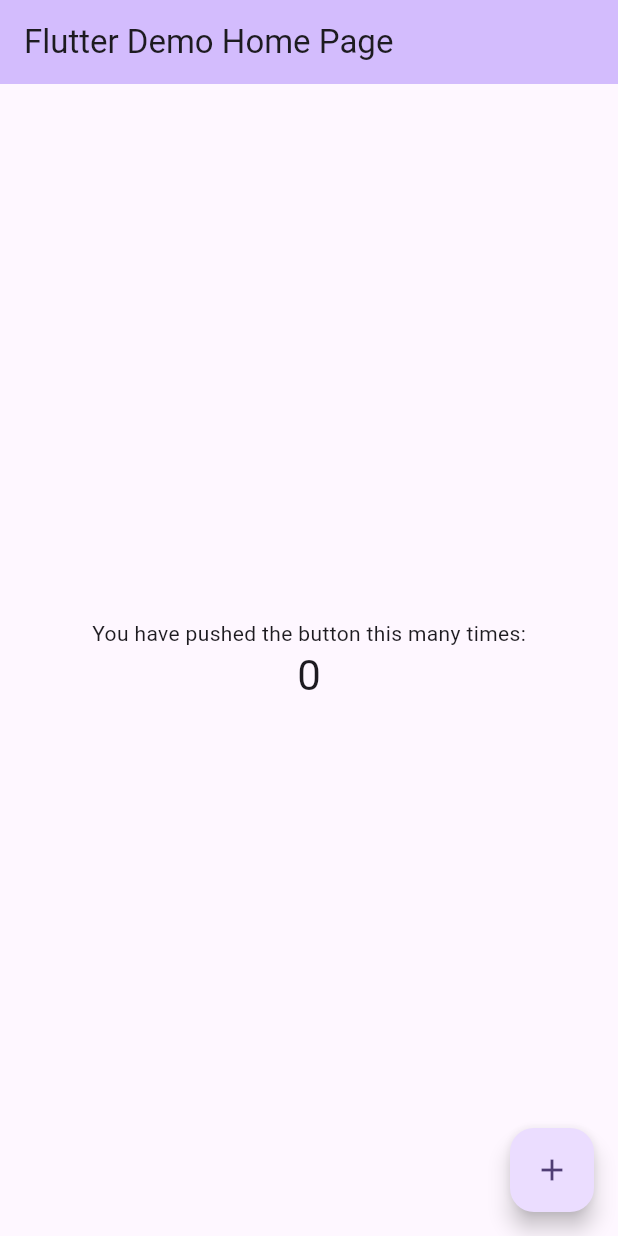
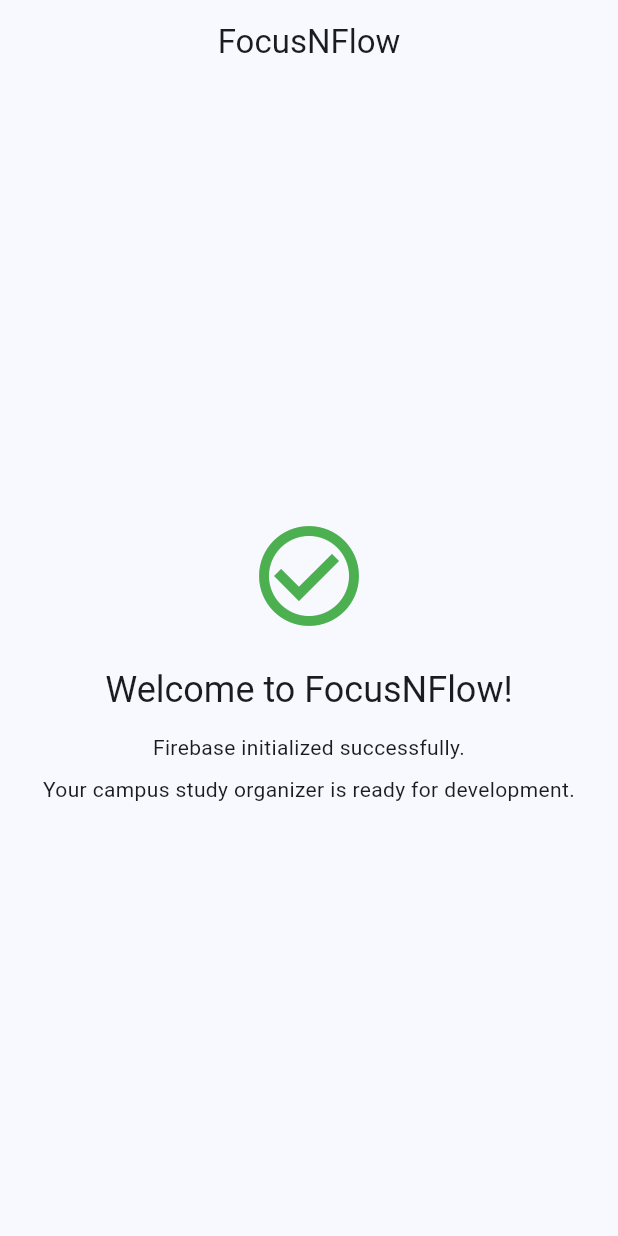
Before and after one commit to eyobedmerhawi/FocusNFlow, a Flutter app: the screen it shows after launch, on a phone screen of 412 x 824 dp. Run offline on Flutter 3.47's test engine with Material 3 defaults, Android fonts, the phone set to English and light mode, and no system bars; our stand-ins replace firebase_core; accounts and stored records are empty.

Commit message:
Configure Firebase and verify Android initialization

```diff
--- a/lib/main.dart
+++ b/lib/main.dart
@@ -1,121 +1,79 @@
+
+import 'package:firebase_core/firebase_core.dart';
 import 'package:flutter/material.dart';
 
-void main() {
-  runApp(const MyApp());
+import 'firebase_options.dart';
+
+Future<void> main() async {
+  WidgetsFlutterBinding.ensureInitialized();
+
+  await Firebase.initializeApp(
+    options: DefaultFirebaseOptions.currentPlatform,
+  );
+
+  runApp(const FocusNFlowApp());
 }
 
-class MyApp extends StatelessWidget {
-  const MyApp({super.key});
+class FocusNFlowApp extends StatelessWidget {
+  const FocusNFlowApp({super.key});
 
-  // This widget is the root of your application.
   @override
   Widget build(BuildContext context) {
     return MaterialApp(
-      title: 'Flutter Demo',
+      title: 'FocusNFlow',
+      debugShowCheckedModeBanner: false,
       theme: ThemeData(
-        // This is the theme of your application.
-        //
-        // TRY THIS: Try running your application with "flutter run". You'll see
-        // the application has a purple toolbar. Then, without quitting the app,
-        // try changing the seedColor in the colorScheme below to Colors.green
-        // and then invoke "hot reload" (save your changes or press the "hot
-        // reload" button in a Flutter-supported IDE, or press "r" if you used
-        // the command line to start the app).
-        //
-        // Notice that the counter didn't reset back to zero; the application
-        // state is not lost during the reload. To reset the state, use hot
-        // restart instead.
-        //
-        // This works for code too, not just values: Most code changes can be
-        // tested with just a hot reload.
-        colorScheme: .fromSeed(seedColor: Colors.deepPurple),
+        colorScheme: ColorScheme.fromSeed(
+          seedColor: Colors.blue,
         ),
-      home: const MyHomePage(title: 'Flutter Demo Home Page'),
+        useMaterial3: true,
+      ),
+      home: const FirebaseSetupScreen(),
     );
   }
 }
 
-class MyHomePage extends StatefulWidget {
-  const MyHomePage({super.key, required this.title});
-
-  // This widget is the home page of your application. It is stateful, meaning
-  // that it has a State object (defined below) that contains fields that affect
-  // how it looks.
-
-  // This class is the configuration for the state. It holds the values (in this
-  // case the title) provided by the parent (in this case the App widget) and
-  // used by the build method of the State. Fields in a Widget subclass are
-  // always marked "final".
-
-  final String title;
-
-  @override
-  State<MyHomePage> createState() => _MyHomePageState();
-}
-
-class _MyHomePageState extends State<MyHomePage> {
-  int _counter = 0;
-
-  void _incrementCounter() {
-    setState(() {
-      // This call to setState tells the Flutter framework that something has
-      // changed in this State, which causes it to rerun the build method below
-      // so that the display can reflect the updated values. If we changed
-      // _counter without calling setState(), then the build method would not be
-      // called again, and so nothing would appear to happen.
-      _counter++;
-    });
-  }
+class FirebaseSetupScreen extends StatelessWidget {
+  const FirebaseSetupScreen({super.key});
 
   @override
   Widget build(BuildContext context) {
-    // This method is rerun every time setState is called, for instance as done
-    // by the _incrementCounter method above.
-    //
-    // The Flutter framework has been optimized to make rerunning build methods
-    // fast, so that you can just rebuild anything that needs updating rather
-    // than having to individually change instances of widgets.
     return Scaffold(
       appBar: AppBar(
-        // TRY THIS: Try changing the color here to a specific color (to
-        // Colors.amber, perhaps?) and trigger a hot reload to see the AppBar
-        // change color while the other colors stay the same.
-        backgroundColor: Theme.of(context).colorScheme.inversePrimary,
-        // Here we take the value from the MyHomePage object that was created by
-        // the App.build method, and use it to set our appbar title.
-        title: Text(widget.title),
+        title: const Text('FocusNFlow'),
+        centerTitle: true,
       ),
       body: Center(
-        // Center is a layout widget. It takes a single child and positions it
-        // in the middle of the parent.
+        child: Padding(
+          padding: const EdgeInsets.all(24),
           child: Column(
-          // Column is also a layout widget. It takes a list of children and
-          // arranges them vertically. By default, it sizes itself to fit its
-          // children horizontally, and tries to be as tall as its parent.
-          //
-          // Column has various properties to control how it sizes itself and
-          // how it positions its children. Here we use mainAxisAlignment to
-          // center the children vertically; the main axis here is the vertical
-          // axis because Columns are vertical (the cross axis would be
-          // horizontal).
-          //
-          // TRY THIS: Invoke "debug painting" (choose the "Toggle Debug Paint"
-          // action in the IDE, or press "p" in the console), to see the
-          // wireframe for each widget.
-          mainAxisAlignment: .center,
+            mainAxisAlignment: MainAxisAlignment.center,
             children: [
-            const Text('You have pushed the button this many times:'),
+              const Icon(
+                Icons.check_circle_outline,
+                size: 80,
+                color: Colors.green,
+              ),
+              const SizedBox(height: 20),
               Text(
-              '$_counter',
-              style: Theme.of(context).textTheme.headlineMedium,
+                'Welcome to FocusNFlow!',
+                style: Theme.of(context).textTheme.headlineSmall,
+                textAlign: TextAlign.center,
+              ),
+              const SizedBox(height: 12),
+              const Text(
+                'Firebase initialized successfully.',
+                textAlign: TextAlign.center,
+              ),
+              const SizedBox(height: 8),
+              const Text(
+                'Your campus study organizer is ready '
+                'for development.',
+                textAlign: TextAlign.center,
               ),
             ],
           ),
         ),
-      floatingActionButton: FloatingActionButton(
-        onPressed: _incrementCounter,
-        tooltip: 'Increment',
-        child: const Icon(Icons.add),
       ),
     );
   }
--- a/pubspec.yaml
+++ b/pubspec.yaml
@@ -34,6 +34,7 @@ dependencies:
   # The following adds the Cupertino Icons font to your application.
   # Use with the CupertinoIcons class for iOS style icons.
   cupertino_icons: ^1.0.8
+  firebase_core: ^5.2.0
 
 dev_dependencies:
   flutter_test:
```
Also changed, not shown: firebase.json (added), lib/firebase_options.dart (added), pubspec.lock, 4 other files. Lines whose indentation alone changed are shown as unchanged.
